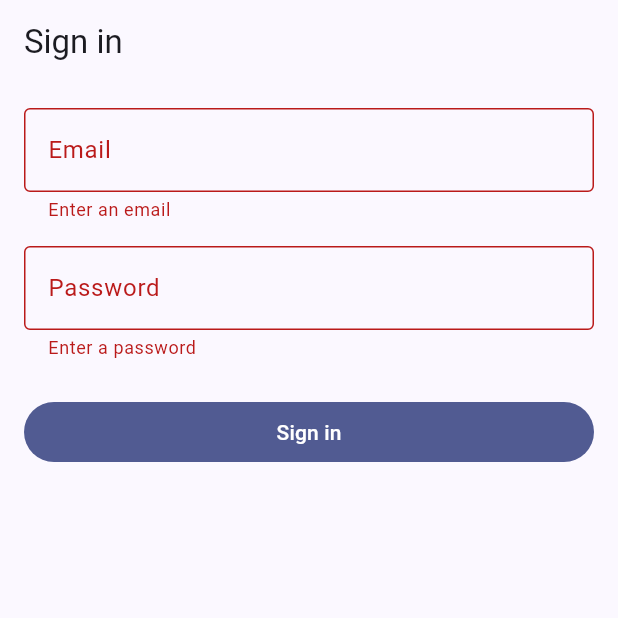
After one commit to aidarkhanna/practice11, a Flutter app: the screen it shows after launch, after a tap on "Sign in", on a phone screen of 412 x 824 dp, the top half of it. The commit adds this screen. Run offline on Flutter 3.47's test engine with Material 3 defaults, Android fonts, the phone set to English and light mode, and no system bars; our stand-ins replace flutter_secure_storage, shared_preferences; network calls fail.

Commit message:
Practice 12 L3: fake login, token in secure storage, Authorization header

```diff
--- /dev/null
+++ b/lib/core/storage/secure_store.dart
@@ -0,0 +1,22 @@
+import 'package:flutter/services.dart';
+import 'package:flutter_secure_storage/flutter_secure_storage.dart';
+
+class SecureStore {
+  final _storage = const FlutterSecureStorage();
+  static const _key = 'token';
+
+  Future<void> saveToken(String token) =>
+      _storage.write(key: _key, value: token);
+
+  Future<String?> readToken() async {
+    try {
+      return await _storage.read(key: _key);
+    } on PlatformException {
+      // Keystore keys can be lost (for example the lock screen was removed):
+      // treat it as "signed out", not as a crash.
+      return null;
+    }
+  }
+
+  Future<void> clear() => _storage.delete(key: _key);
+}
--- /dev/null
+++ b/lib/features/auth/auth_model.dart
@@ -0,0 +1,31 @@
+import 'package:flutter/foundation.dart';
+
+import '../../core/storage/secure_store.dart';
+
+class LoginFailed implements Exception {
+  const LoginFailed();
+}
+
+class AuthModel extends ChangeNotifier {
+  AuthModel(this._store, {required String? token}) : _signedIn = token != null;
+
+  final SecureStore _store;
+  bool _signedIn;
+
+  bool get signedIn => _signedIn;
+
+  // The fake: any password of 8+ characters works.
+  Future<void> login(String email, String password) async {
+    await Future<void>.delayed(const Duration(seconds: 1));
+    if (password.length < 8) throw const LoginFailed();
+    await _store.saveToken('tok_${email.hashCode}');
+    _signedIn = true;
+    notifyListeners();
+  }
+
+  Future<void> logout() async {
+    await _store.clear();
+    _signedIn = false;
+    notifyListeners();
+  }
+}
--- /dev/null
+++ b/lib/features/auth/login_screen.dart
@@ -0,0 +1,90 @@
+import 'package:flutter/material.dart';
+import 'package:provider/provider.dart';
+
+import 'auth_model.dart';
+
+class LoginScreen extends StatefulWidget {
+  const LoginScreen({super.key});
+
+  @override
+  State<LoginScreen> createState() => _LoginScreenState();
+}
+
+class _LoginScreenState extends State<LoginScreen> {
+  final _formKey = GlobalKey<FormState>();
+  final _email = TextEditingController();
+  final _password = TextEditingController();
+  bool _busy = false;
+
+  @override
+  void dispose() {
+    _email.dispose();
+    _password.dispose();
+    super.dispose();
+  }
+
+  Future<void> _submit() async {
+    if (_busy) return;
+    if (!(_formKey.currentState?.validate() ?? false)) return;
+
+    final auth = context.read<AuthModel>();
+    setState(() => _busy = true);
+    try {
+      await auth.login(_email.text.trim(), _password.text);
+    } on LoginFailed {
+      if (!mounted) return;
+      ScaffoldMessenger.of(context).showSnackBar(
+        const SnackBar(content: Text('Wrong email or password')),
+      );
+    } finally {
+      if (mounted) setState(() => _busy = false);
+    }
+  }
+
+  @override
+  Widget build(BuildContext context) {
+    return Scaffold(
+      appBar: AppBar(title: const Text('Sign in')),
+      body: Form(
+        key: _formKey,
+        child: ListView(
+          padding: const EdgeInsets.all(16),
+          children: [
+            TextFormField(
+              controller: _email,
+              keyboardType: TextInputType.emailAddress,
+              textInputAction: TextInputAction.next,
+              validator: (v) => (v ?? '').contains('@') ? null : 'Enter an email',
+              decoration: const InputDecoration(
+                labelText: 'Email',
+                border: OutlineInputBorder(),
+              ),
+            ),
+            const SizedBox(height: 16),
+            TextFormField(
+              controller: _password,
+              obscureText: true,
+              validator: (v) =>
+                  (v ?? '').isEmpty ? 'Enter a password' : null,
+              decoration: const InputDecoration(
+                labelText: 'Password',
+                border: OutlineInputBorder(),
+              ),
+            ),
+            const SizedBox(height: 24),
+            FilledButton(
+              onPressed: _busy ? null : _submit,
+              child: _busy
+                  ? const SizedBox(
+                      width: 20,
+                      height: 20,
+                      child: CircularProgressIndicator(strokeWidth: 2),
+                    )
+                  : const Text('Sign in'),
+            ),
+          ],
+        ),
+      ),
+    );
+  }
+}
--- a/lib/main.dart
+++ b/lib/main.dart
@@ -5,6 +5,9 @@ import 'package:provider/provider.dart';
 import 'package:shared_preferences/shared_preferences.dart';
 
 import 'core/api/api_client.dart';
+import 'core/storage/secure_store.dart';
+import 'features/auth/auth_model.dart';
+import 'features/auth/login_screen.dart';
 import 'features/settings/settings_model.dart';
 import 'features/users/user_repository.dart';
 import 'features/users/users_model.dart';
@@ -17,13 +20,20 @@ Future<void> main() async {
   final dark = await prefs.getBool('darkMode') ?? false;
   final city = await prefs.getString('cityFilter');
 
-  final api = ApiClient();
+  final store = SecureStore();
+  final token = await store.readToken();
+
+  final api = ApiClient(store);
 
   runApp(
     MultiProvider(
       providers: [
+        Provider<SecureStore>.value(value: store),
         ChangeNotifierProvider(
           create: (_) => SettingsModel(prefs, dark: dark, city: city),
+        ),
+        ChangeNotifierProvider(
+          create: (_) => AuthModel(store, token: token),
         ),
         ChangeNotifierProvider(
           create: (_) {
@@ -44,6 +54,7 @@ class App extends StatelessWidget {
   @override
   Widget build(BuildContext context) {
     final dark = context.watch<SettingsModel>().dark;
+    final signedIn = context.watch<AuthModel>().signedIn;
     return MaterialApp(
       themeMode: dark ? ThemeMode.dark : ThemeMode.light,
       theme: ThemeData(
@@ -55,7 +66,7 @@ class App extends StatelessWidget {
           brightness: Brightness.dark,
         ),
       ),
-      home: const UsersScreen(),
+      home: signedIn ? const UsersScreen() : const LoginScreen(),
     );
   }
 }
```
Also changed, not shown: lib/core/api/api_client.dart (+16 -5 lines), lib/features/settings/settings_screen.dart (+10 -0 lines), lib/features/users/user_detail_screen.dart (+21 -1 lines), 2 other files.
